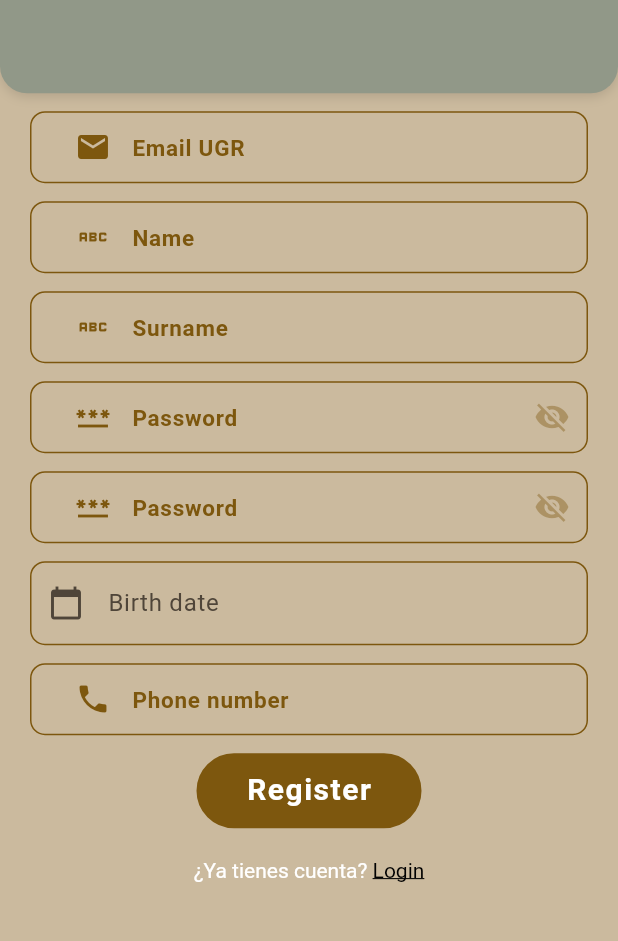
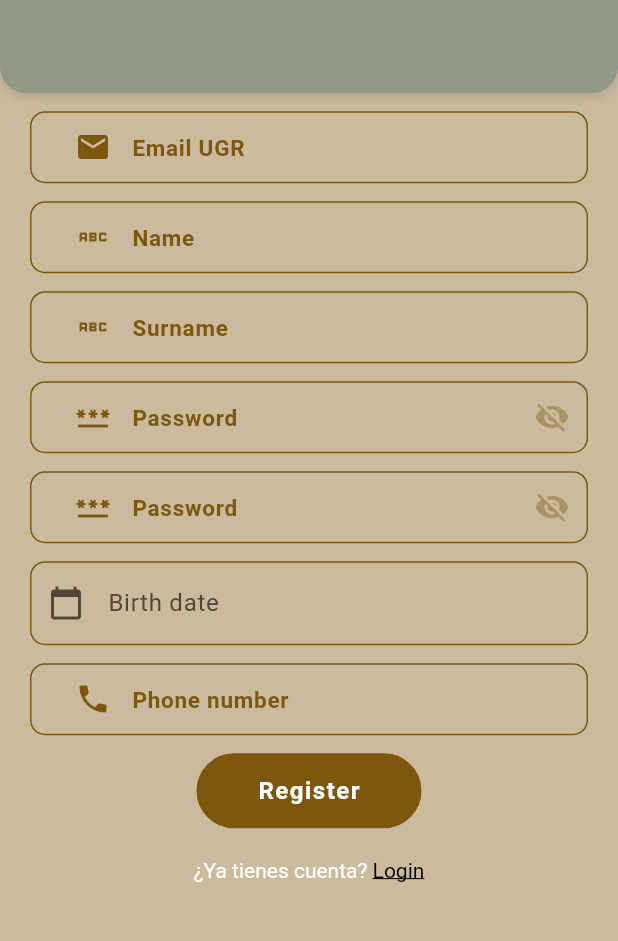
Before and after one commit to Sistemas-Concurrentes/biori_front, a Flutter app: the RegisterPage screen opened by its route, on a phone screen of 412 x 824 dp, the part 154-1095 px from its top. Run offline on Flutter 3.47's test engine with Material 3 defaults, Android fonts, the phone set to English and light mode, and no system bars; drawn by our look-alikes of snippet_coder_utils; our stand-ins replace go_router, shared_preferences; missing offline and left inert: dart:ffi; accounts and stored records are empty; generated files the repository leaves out were written again.

Commit message:
:lipstick: Enable changing font size on submit button
Signed-off-by: JaviGP2002 <javigp2002@gmail.com>

```diff
--- a/lib/style/javi_edit_text.dart
+++ b/lib/style/javi_edit_text.dart
@@ -29,13 +29,14 @@ class JaviForms {
   }
 
   static Widget submitButton(
-      BuildContext context, String keyName, Function action) {
+      BuildContext context, String keyName, Function action, {double fontSize = 16}) {
     return FormHelper.submitButton(
       keyName,
       action,
       btnColor: Theme.of(context).primaryColor,
       txtColor: Colors.white,
       borderColor: Theme.of(context).primaryColor,
+      fontSize: fontSize,
     );
   }
 
```
